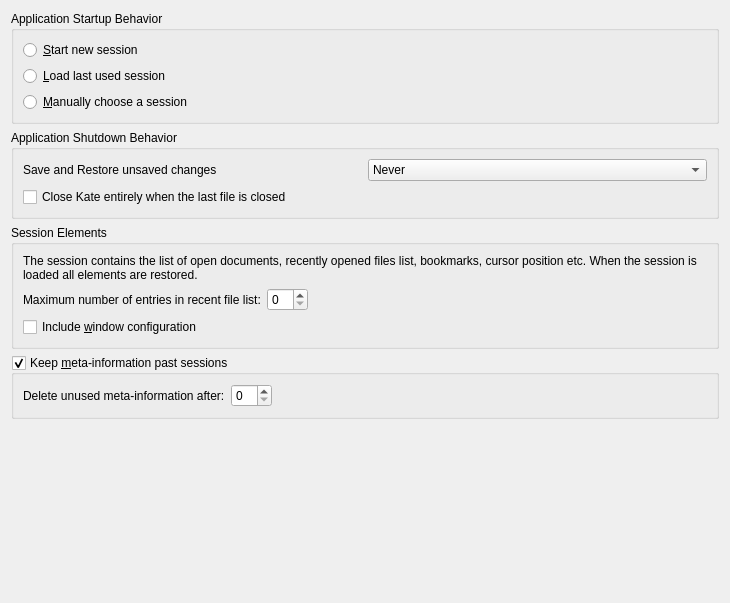
Above: kate/ui/sessionconfigwidget.ui from KDE/kate before the change. Below: the same form after it.
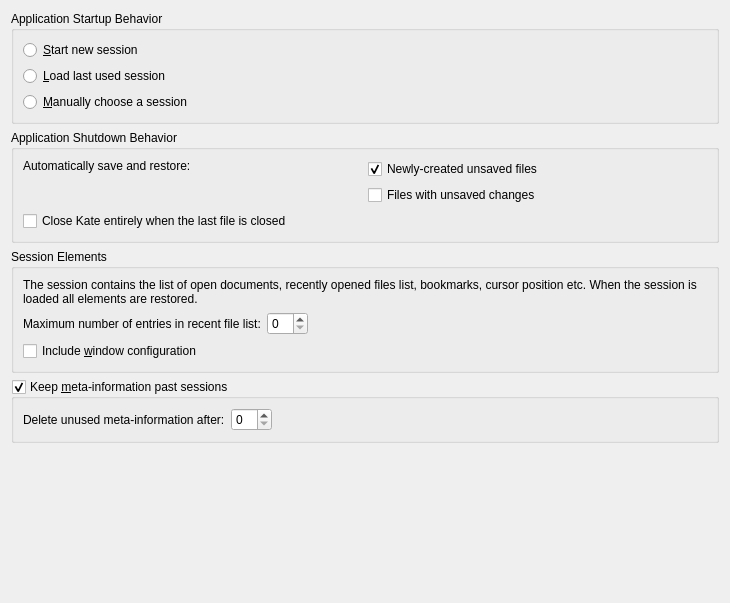
That is the form after the change. Custom widgets are drawn as their Qt base class.

Commit message: Use checkbox for stash settings

Diff of the .ui file:
```diff
--- a/kate/ui/sessionconfigwidget.ui
+++ b/kate/ui/sessionconfigwidget.ui
@@ -52,28 +52,33 @@
         <item>
          <widget class="QLabel" name="label_4">
           <property name="text">
-           <string>Save and Restore unsaved changes</string>
+           <string>Automatically save and restore:</string>
           </property>
+          <property name="alignment">
+           <set>Qt::AlignLeading|Qt::AlignLeft|Qt::AlignTop</set>
+          </property>
          </widget>
         </item>
         <item>
-         <widget class="QComboBox" name="stashChangesCombo">
+         <layout class="QVBoxLayout" name="verticalLayout_6">
           <item>
+           <widget class="QCheckBox" name="stashNewUnsavedFiles">
            <property name="text">
-            <string>Never</string>
-           </property>
-          </item>
-          <item>
-           <property name="text">
-            <string>For unsaved Files</string>
-           </property>
+             <string>Newly-created unsaved files</string>
+            </property>
+            <property name="checked">
+             <bool>true</bool>
+            </property>
+           </widget>
           </item>
           <item>
+           <widget class="QCheckBox" name="stashUnsavedFilesChanges">
            <property name="text">
-            <string>For all files</string>
-           </property>
-          </item>
-         </widget>
+             <string>Files with unsaved changes</string>
+            </property>
+           </widget>
+          </item>
+         </layout>
         </item>
        </layout>
       </item>
```
Lines whose indentation alone changed are shown as unchanged. The commit also changes 4 other files.
